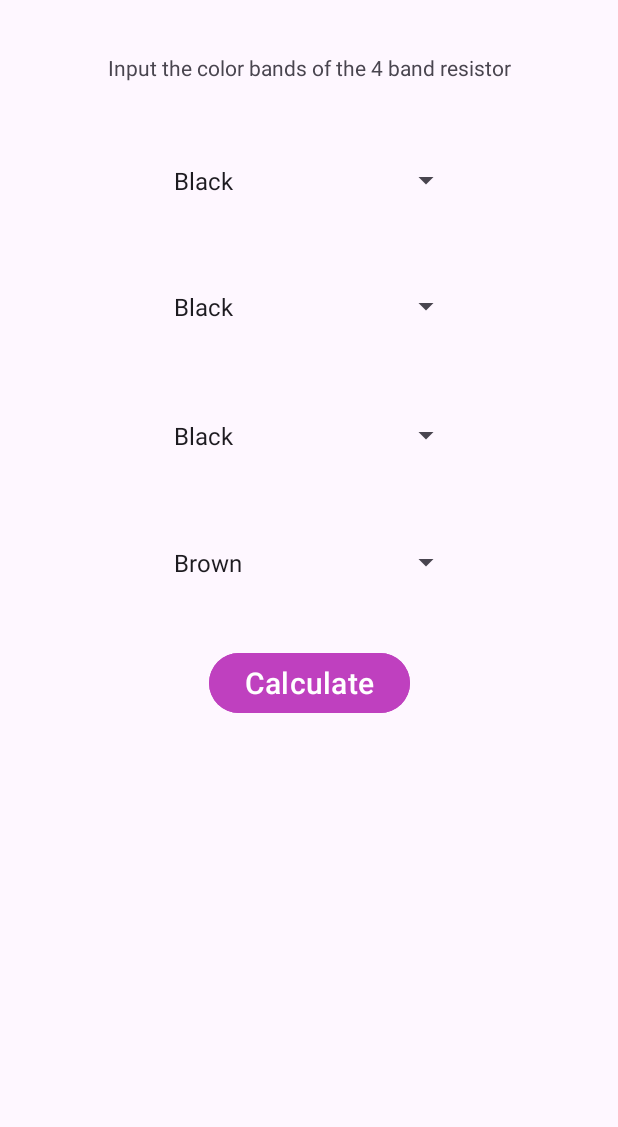
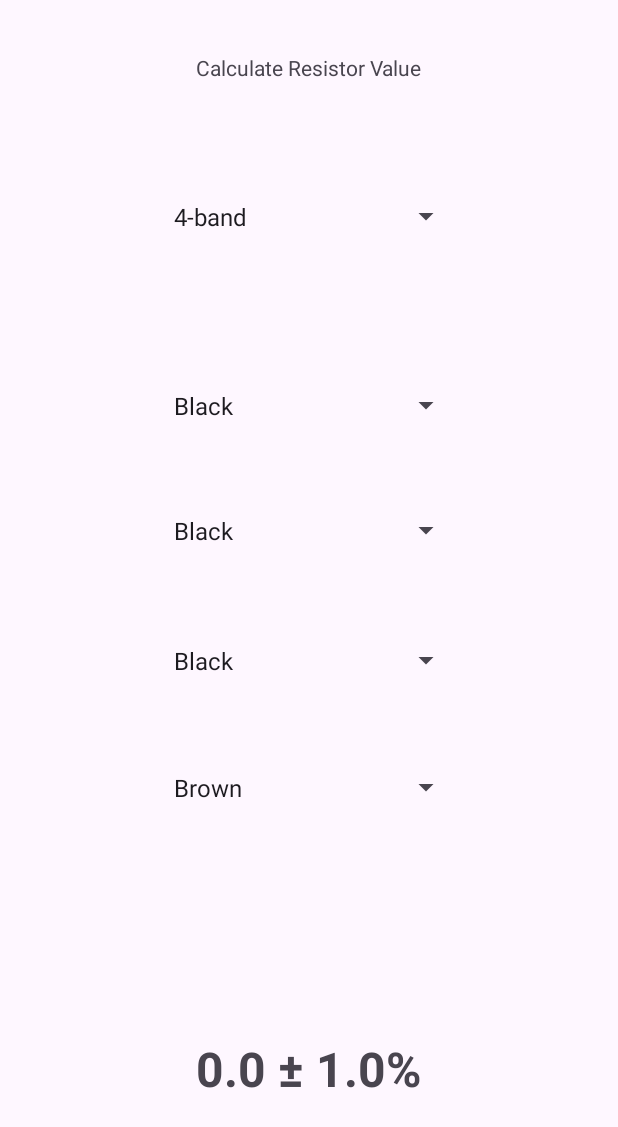
Before and after one commit to niki-mardari/Resistor_Value_Decoder, an Android app: the screen it shows after launch (MainActivity), on a phone screen of 412 x 824 dp. Shown: the top 1127 px of the screen. Run offline under Robolectric (Android 15) with nearby library versions, the phone set to English and light mode, and no system bars; 1 statement that could not run was skipped.

Commit message:
5-band resistor option added through extra spinner, selection logic, replacing spinner for approptiate bands

```diff
--- a/app/src/main/java/com/example/resistor/MainActivity.java
+++ b/app/src/main/java/com/example/resistor/MainActivity.java
@@ -2,14 +2,16 @@
 
     import android.os.Bundle;
     import android.view.View;
+    import android.widget.ArrayAdapter;
     import android.widget.Spinner;
     import android.widget.TextView;
     import android.widget.Toast;
+    import android.widget.AdapterView;
 
     import androidx.appcompat.app.AppCompatActivity;
     import androidx.core.view.WindowCompat;
 
-    public class MainActivity extends AppCompatActivity {
+    public class MainActivity extends AppCompatActivity implements AdapterView.OnItemSelectedListener{
 
         private final ResistorExpert expert = new ResistorExpert();
         // User selects the inputs from the dropdowns
@@ -22,7 +24,30 @@
 
         // To Do: Button selectors for choosing amount of resistor bands
         // Method to decide how many bands to pass, nullify others, calls appropriate method in ResistorExpert
+        // Fix Calculated Toast bug
+        // Resistor Expert uses similar duplicate methods for calculateFourBand calculateFiveBand, fourBandResistor, fiveBandResistor
+        // Look into reusing one method possibly with args or other methods
 
+        public void configureBands(){
+            // Find spinners
+            Spinner bandsAmount = findViewById(R.id.spinner0);
+            Spinner band3 = findViewById(R.id.spinner3);
+            Spinner band5 = findViewById(R.id.spinner5);
+            String amountOfBands = String.valueOf(bandsAmount.getSelectedItem());
+            // Boolean to check if 5 bands was selected
+            boolean fiveBand = amountOfBands.equals("5-band");
+                // Create array copy of spinner1 digit colors
+                ArrayAdapter<CharSequence> adapter = ArrayAdapter.createFromResource(
+                        this, R.array.spinner1, android.R.layout.simple_spinner_item);
+                // Set spinner3 to spinner1 array digit colors
+                adapter.setDropDownViewResource(android.R.layout.simple_spinner_dropdown_item);
+                band3.setAdapter(adapter);
+                // Create array copy of spinner3 array multiplier colors
+
+                // Decide whether to show or hide 5 band spinner
+                band5.setVisibility(fiveBand ? View.VISIBLE : View.GONE);
+
+        }
         // Loads Android XML layout
         @Override
         protected void onCreate(Bundle savedInstanceState) {
@@ -30,29 +55,84 @@
             WindowCompat.enableEdgeToEdge(getWindow());
             setContentView(R.layout.activity_main); // Creates Ui Components
 
+            Spinner bandsAmount = findViewById(R.id.spinner0);
+            bandsAmount.setOnItemSelectedListener(this);
+
+            configureBands();
+
+                // Find 5 bands spinners
+                Spinner band1 = findViewById(R.id.spinner1);
+                Spinner band2 = findViewById(R.id.spinner2);
+                Spinner band3 = findViewById(R.id.spinner3);
+                Spinner band4 = findViewById(R.id.spinner4);
+                Spinner band5 = findViewById(R.id.spinner5);
+
+                band1.setOnItemSelectedListener(this);
+                band2.setOnItemSelectedListener(this);
+                band3.setOnItemSelectedListener(this);
+                band4.setOnItemSelectedListener(this);
+                band5.setOnItemSelectedListener(this);
         }
+        // If 4-band selected show 4 spinners
+        // If 5-band selected show 5 spinners
+
+        // Method to deal what happens when an item in the band spinners is selected
+        @Override
+        public void onItemSelected(AdapterView<?> parent, View view, int pos, long id) {
+            // An item is selected. You can retrieve the selected item using
+            // parent.getItemAtPosition(pos).
+            // No need to use parent, view, position and id because we need values from all spinners
+            if (parent.getId() == R.id.spinner0) {
+                configureBands();
+            }
+            onClickCalculate();
+        }
+        // When nothing is selected
+        @Override
+        public void onNothingSelected(AdapterView<?> parent) {
+            // Another interface callback.
+            // Do nothing
+        }
+
         //Call when the button gets clicked
-        public void onClickCalculate(View view) {
+        private void onClickCalculate() {
             //Get a reference to the TextView results that shows the final answer
             TextView results = findViewById(R.id.answer);
+
+            Spinner bands = findViewById(R.id.spinner0);
+            String amountOfBands = String.valueOf(bands.getSelectedItem());
 
             //Get a reference to the Spinners
             Spinner band1 = findViewById(R.id.spinner1);
             Spinner band2 = findViewById(R.id.spinner2);
             Spinner band3 = findViewById(R.id.spinner3);
             Spinner band4 = findViewById(R.id.spinner4);
+            Spinner band5 = findViewById(R.id.spinner5);
 
             //Get the selected colors from the spinners
             String selectedColor1 = String.valueOf(band1.getSelectedItem());
             String selectedColor2 = String.valueOf(band2.getSelectedItem());
             String selectedColor3 = String.valueOf(band3.getSelectedItem());
             String selectedColor4 = String.valueOf(band4.getSelectedItem());
+            String selectedColor5 = String.valueOf(band5.getSelectedItem());
 
             // Toast Calculated message
-            Toast calculated = Toast.makeText(this /* MyActivity */, "Done!", Toast.LENGTH_SHORT);
+            Toast calculated = Toast.makeText(this /* MyActivity */, "Calculated!", Toast.LENGTH_SHORT);
             // https://developer.android.com/guide/topics/ui/notifiers/toasts#java
 
-            String out = expert.fourBandResistor(selectedColor1, selectedColor2, selectedColor3, selectedColor4);
+            // If 4 bands do fourBandResistor
+            // String out = expert.fourBandResistor(selectedColor1, selectedColor2, selectedColor3, selectedColor4);
+            // If 5-band resistor do fiveBandResistor
+
+            String out;
+
+            if (amountOfBands.equals("4-band")) {
+                out = expert.fourBandResistor( selectedColor1, selectedColor2, selectedColor3, selectedColor4);
+            } else if (amountOfBands.equals("5-band")) {
+                out = expert.fiveBandResistor( selectedColor1, selectedColor2, selectedColor3, selectedColor4, selectedColor5);
+            } else {
+                out = "Invalid resistor type";
+            }
 
             //Display the final calculation
             results.setText(out);
--- a/app/src/main/res/layout/activity_main.xml
+++ b/app/src/main/res/layout/activity_main.xml
@@ -18,6 +18,34 @@
         app:layout_constraintTop_toTopOf="parent"
         app:layout_constraintVertical_bias="0.044" />
 
+    <!-- Spinner to choose resistor bands-->
+    <Spinner
+        android:id="@+id/spinner0"
+        android:layout_width="200dp"
+        android:layout_height="50dp"
+        android:entries="@array/spinner0"
+        app:layout_constraintBottom_toBottomOf="parent"
+        app:layout_constraintEnd_toEndOf="parent"
+        app:layout_constraintHorizontal_bias="0.511"
+        app:layout_constraintStart_toStartOf="parent"
+        app:layout_constraintTop_toTopOf="parent"
+        app:layout_constraintVertical_bias="0.154" />
+
+    <!-- Old calculate button
+    <Button
+        android:id="@+id/calculate_btn"
+        android:layout_width="wrap_content"
+        android:layout_height="wrap_content"
+        android:backgroundTint="@color/purple"
+        android:onClick="onClickCalculate"
+        android:text="@string/button"
+        android:textSize="20sp"
+        app:layout_constraintBottom_toBottomOf="parent"
+        app:layout_constraintEnd_toEndOf="parent"
+        app:layout_constraintStart_toStartOf="parent"
+        app:layout_constraintTop_toTopOf="parent"
+        app:layout_constraintVertical_bias="0.748" />
+-->
     <!-- Band 1 spinner (First significant digit)-->
     <!--Lesson learned array spinners belong to the android namespace not app-->
     <Spinner
@@ -30,7 +58,8 @@
         app:layout_constraintHorizontal_bias="0.511"
         app:layout_constraintStart_toStartOf="parent"
         app:layout_constraintTop_toTopOf="parent"
-        app:layout_constraintVertical_bias="0.123" />
+        app:layout_constraintVertical_bias="0.317" />
+
     <!-- Band 2 spinner (Second significant digit)-->
     <Spinner
         android:id="@+id/spinner2"
@@ -42,7 +71,8 @@
         app:layout_constraintHorizontal_bias="0.511"
         app:layout_constraintStart_toStartOf="parent"
         app:layout_constraintTop_toTopOf="parent"
-        app:layout_constraintVertical_bias="0.232" />
+        app:layout_constraintVertical_bias="0.425" />
+
     <!-- Band 3 spinner ( Multiplier )-->
     <Spinner
         android:id="@+id/spinner3"
@@ -54,7 +84,8 @@
         app:layout_constraintHorizontal_bias="0.511"
         app:layout_constraintStart_toStartOf="parent"
         app:layout_constraintTop_toTopOf="parent"
-        app:layout_constraintVertical_bias="0.343" />
+        app:layout_constraintVertical_bias="0.537" />
+
     <!-- Band 4 spinner ( Tolerance )-->
     <Spinner
         android:id="@+id/spinner4"
@@ -66,23 +97,21 @@
         app:layout_constraintHorizontal_bias="0.511"
         app:layout_constraintStart_toStartOf="parent"
         app:layout_constraintTop_toTopOf="parent"
-        app:layout_constraintVertical_bias="0.452" />
+        app:layout_constraintVertical_bias="0.646" />
 
     <!-- Resistor value output -->
 
-    <Button
-        android:id="@+id/calculate_btn"
-        android:layout_width="wrap_content"
-        android:layout_height="wrap_content"
-        android:backgroundTint="@color/purple"
-        android:text="@string/button"
-        android:onClick="onClickCalculate"
-        android:textSize="20sp"
+    <Spinner
+        android:id="@+id/spinner5"
+        android:layout_width="200dp"
+        android:layout_height="50dp"
+        android:entries="@array/spinner4"
         app:layout_constraintBottom_toBottomOf="parent"
         app:layout_constraintEnd_toEndOf="parent"
+        app:layout_constraintHorizontal_bias="0.511"
         app:layout_constraintStart_toStartOf="parent"
         app:layout_constraintTop_toTopOf="parent"
-        app:layout_constraintVertical_bias="0.556" />
+        app:layout_constraintVertical_bias="0.756" />
 
     <TextView
         android:id="@+id/answer"
@@ -96,6 +125,6 @@
         app:layout_constraintHorizontal_bias="0.498"
         app:layout_constraintStart_toStartOf="parent"
         app:layout_constraintTop_toTopOf="parent"
-        app:layout_constraintVertical_bias="0.734" />
+        app:layout_constraintVertical_bias="0.885" />
 
 </androidx.constraintlayout.widget.ConstraintLayout>
--- a/app/src/main/res/values/strings.xml
+++ b/app/src/main/res/values/strings.xml
@@ -1,10 +1,15 @@
 <resources>
     <string name="app_name">Resistor Color Calculator</string>
-    <string name="message">Input the color bands of the 4 band resistor</string>
+    <string name="message">Calculate Resistor Value</string>
     <string name="button">Calculate</string>
 
+    <!-- Spinner for choosing amount of resistor bands -->
+    <string-array name="spinner0">
+        <item>4-band</item>
+        <item>5-band</item>
+    </string-array>
+
     <!-- Spinners with color selector and value corresponding array-->
-
     <!-- Band 1 spinner (First significant digit)-->
     <string-array name="spinner1">
         <item>Black</item>
@@ -49,7 +54,7 @@
         <item>Silver</item>
     </string-array>
 
-    <!-- Band 4 spinner ( Tolerance )-->
+    <!-- Band 4 or 5 spinners ( Tolerance )-->
     <string-array name="spinner4">
         <item>Brown</item>
         <item>Red</item>
```
Also changed, not shown: app/src/main/java/com/example/resistor/ResistorExpert.java (+84 -2 lines).
